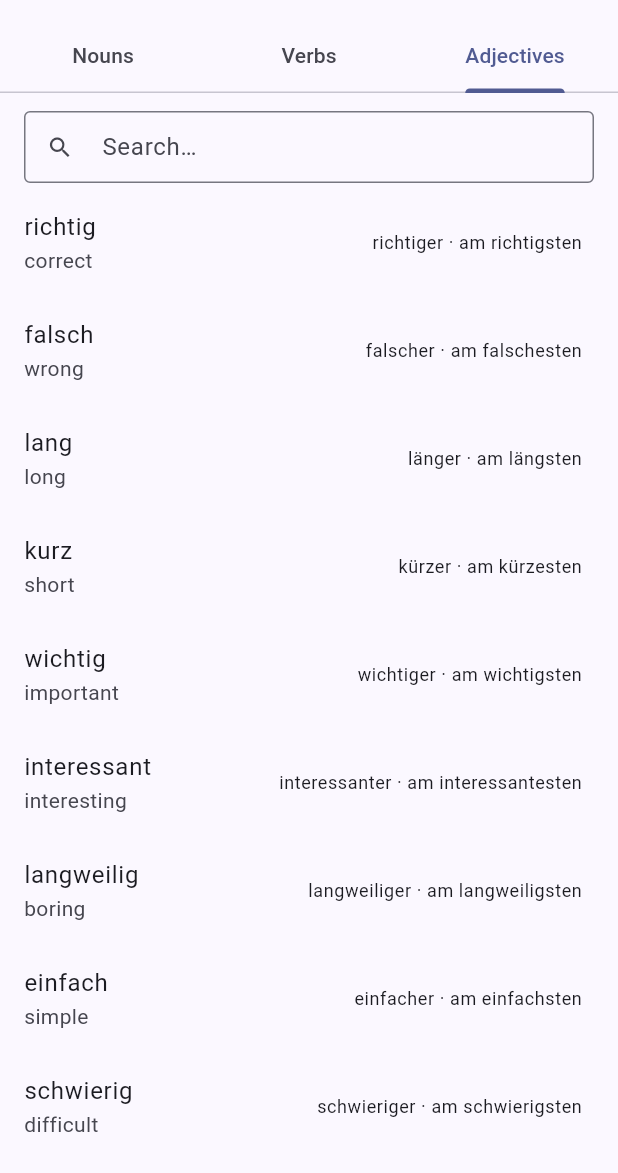
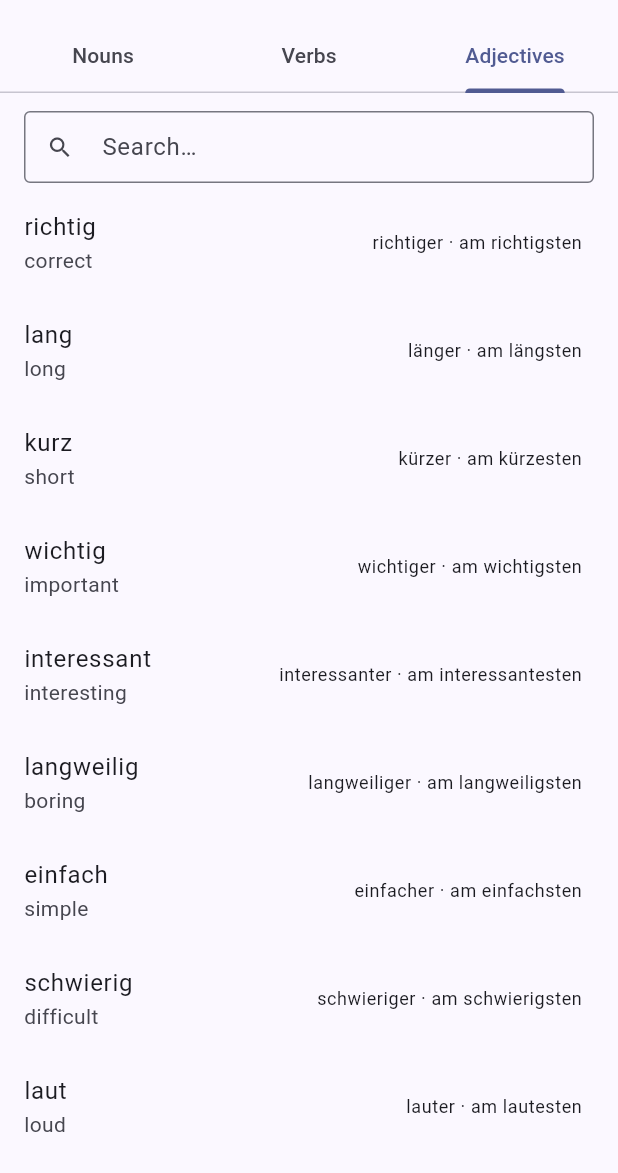
Before and after one commit to Cythraul89/LanguageTrainer, a Flutter app: the VocabBrowserScreen screen opened directly, tab 3 chosen, scrolled down 1152 dp, on a phone screen of 412 x 824 dp, the part 63-1236 px from its top. Run offline on Flutter 3.47's test engine with Material 3 defaults, Android fonts, the phone set to English and light mode, and no system bars; our stand-ins replace drift, package_info_plus, share_plus; accounts and stored records are empty; generated files the repository leaves out were written again.

Commit message:
fix: remove ungradable adjectives from dataset
Drop falsch (no natural superlative), möglich, besonders, and genug
(all ungradable or suppletive) — they would teach learners incorrect
comparative/superlative forms.

https://claude.ai/code/session_01Atwqh27cEF3munRPSrS7nZ

```diff
--- a/src/lib/data/adjectives.dart
+++ b/src/lib/data/adjectives.dart
@@ -20,7 +20,6 @@ const kAdjectives = <AdjectiveEntry>[
   AdjectiveEntry(word: 'leicht',    english: 'easy / light',  comparative: 'leichter',     superlative: 'am leichtesten',   level: CefrLevel.a1),
   AdjectiveEntry(word: 'schwer',    english: 'heavy / hard',  comparative: 'schwerer',     superlative: 'am schwersten',    level: CefrLevel.a1),
   AdjectiveEntry(word: 'richtig',   english: 'correct',       comparative: 'richtiger',    superlative: 'am richtigsten',   level: CefrLevel.a1),
-  AdjectiveEntry(word: 'falsch',    english: 'wrong',         comparative: 'falscher',     superlative: 'am falschesten',   level: CefrLevel.a1),
   AdjectiveEntry(word: 'lang',      english: 'long',          comparative: 'länger',       superlative: 'am längsten',      level: CefrLevel.a1),
   AdjectiveEntry(word: 'kurz',      english: 'short',         comparative: 'kürzer',       superlative: 'am kürzesten',     level: CefrLevel.a1),
 
@@ -44,10 +43,7 @@ const kAdjectives = <AdjectiveEntry>[
   // ── B1 ──────────────────────────────────────────────────────────────────────
   AdjectiveEntry(word: 'gefährlich', english: 'dangerous',    comparative: 'gefährlicher', superlative: 'am gefährlichsten', level: CefrLevel.b1),
   AdjectiveEntry(word: 'sicher',    english: 'safe / certain', comparative: 'sicherer',    superlative: 'am sichersten',    level: CefrLevel.b1),
-  AdjectiveEntry(word: 'möglich',   english: 'possible',      comparative: 'möglicher',    superlative: 'am möglichsten',   level: CefrLevel.b1),
   AdjectiveEntry(word: 'nötig',     english: 'necessary',     comparative: 'nötiger',      superlative: 'am nötigsten',     level: CefrLevel.b1),
-  AdjectiveEntry(word: 'besonders', english: 'special',       comparative: 'besonderer',   superlative: 'am besondersten',  level: CefrLevel.b1),
-  AdjectiveEntry(word: 'genug',     english: 'enough',        comparative: 'mehr',         superlative: 'am meisten',       level: CefrLevel.b1),
   AdjectiveEntry(word: 'fertig',    english: 'ready / done',  comparative: 'fertiger',     superlative: 'am fertigsten',    level: CefrLevel.b1),
   AdjectiveEntry(word: 'offen',     english: 'open',          comparative: 'offener',      superlative: 'am offensten',     level: CefrLevel.b1),
   AdjectiveEntry(word: 'geschlossen', english: 'closed',      comparative: 'geschlossener', superlative: 'am geschlossensten', level: CefrLevel.b1),
```
